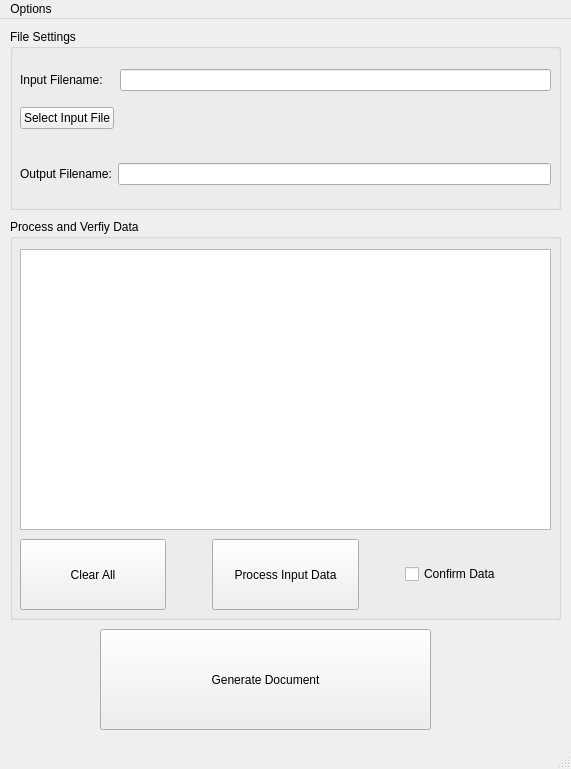
This is MainWindow.ui in dom-gasperini/PWP-DocuGen as Qt 5 draws it before an edit. The edited form follows.
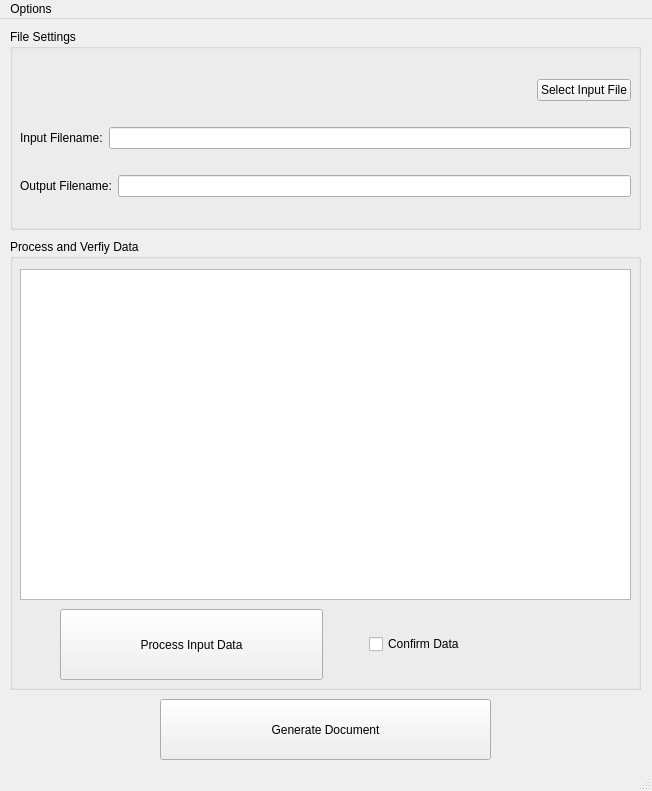
This is the edited form.

Diff of the .ui file:
```diff
--- a/MainWindow.ui
+++ b/MainWindow.ui
@@ -6,8 +6,8 @@
    <rect>
     <x>0</x>
     <y>0</y>
-    <width>571</width>
-    <height>769</height>
+    <width>652</width>
+    <height>791</height>
    </rect>
   </property>
   <property name="windowTitle">
@@ -19,82 +19,84 @@
      <rect>
       <x>10</x>
       <y>10</y>
-      <width>551</width>
-      <height>181</height>
+      <width>631</width>
+      <height>201</height>
      </rect>
     </property>
     <property name="title">
      <string>File Settings</string>
     </property>
-    <widget class="QWidget" name="layoutWidget">
+    <widget class="QWidget" name="">
      <property name="geometry">
       <rect>
        <x>10</x>
        <y>30</y>
-       <width>531</width>
-       <height>81</height>
+       <width>611</width>
+       <height>161</height>
       </rect>
      </property>
      <layout class="QGridLayout" name="gridLayout">
       <item row="0" column="0">
-       <widget class="QLabel" name="inputFileLbl">
-        <property name="text">
-         <string>Input Filename:</string>
+       <spacer name="horizontalSpacer">
+        <property name="orientation">
+         <enum>Qt::Horizontal</enum>
         </property>
-       </widget>
+        <property name="sizeHint" stdset="0">
+         <size>
+          <width>40</width>
+          <height>20</height>
+         </size>
+        </property>
+       </spacer>
       </item>
       <item row="0" column="1">
-       <widget class="QLineEdit" name="inputFileText">
-        <property name="readOnly">
-         <bool>true</bool>
-        </property>
-       </widget>
-      </item>
-      <item row="1" column="0">
        <widget class="QPushButton" name="selectInputFileBtn">
+        <property name="sizePolicy">
+         <sizepolicy hsizetype="Preferred" vsizetype="Maximum">
+          <horstretch>0</horstretch>
+          <verstretch>0</verstretch>
+         </sizepolicy>
+        </property>
         <property name="text">
          <string>Select Input File</string>
         </property>
        </widget>
       </item>
-      <item row="1" column="1">
-       <spacer name="horizontalSpacer">
-        <property name="orientation">
-         <enum>Qt::Horizontal</enum>
-        </property>
-        <property name="sizeHint" stdset="0">
-         <size>
-          <width>40</width>
-          <height>20</height>
-         </size>
-        </property>
-       </spacer>
+      <item row="1" column="0" colspan="2">
+       <layout class="QHBoxLayout" name="horizontalLayout">
+        <item>
+         <widget class="QLabel" name="inputFileLbl">
+          <property name="text">
+           <string>Input Filename:</string>
+          </property>
+         </widget>
+        </item>
+        <item>
+         <widget class="QLineEdit" name="inputFileText">
+          <property name="readOnly">
+           <bool>true</bool>
+          </property>
+         </widget>
+        </item>
+       </layout>
       </item>
-     </layout>
-    </widget>
-    <widget class="QWidget" name="layoutWidget">
-     <property name="geometry">
-      <rect>
-       <x>10</x>
-       <y>120</y>
-       <width>531</width>
-       <height>51</height>
-      </rect>
-     </property>
-     <layout class="QGridLayout" name="gridLayout_2">
-      <item row="0" column="1">
-       <widget class="QLineEdit" name="outputFileText">
-        <property name="readOnly">
-         <bool>false</bool>
-        </property>
-       </widget>
-      </item>
-      <item row="0" column="0">
-       <widget class="QLabel" name="outputFileLbl">
-        <property name="text">
-         <string>Output Filename:</string>
-        </property>
-       </widget>
+      <item row="2" column="0" colspan="2">
+       <layout class="QGridLayout" name="gridLayout_2">
+        <item row="0" column="1">
+         <widget class="QLineEdit" name="outputFileText">
+          <property name="readOnly">
+           <bool>false</bool>
+          </property>
+         </widget>
+        </item>
+        <item row="0" column="0">
+         <widget class="QLabel" name="outputFileLbl">
+          <property name="text">
+           <string>Output Filename:</string>
+          </property>
+         </widget>
+        </item>
+       </layout>
       </item>
      </layout>
     </widget>
@@ -103,9 +105,9 @@
     <property name="geometry">
      <rect>
       <x>10</x>
-      <y>200</y>
-      <width>551</width>
-      <height>401</height>
+      <y>220</y>
+      <width>631</width>
+      <height>451</height>
      </rect>
     </property>
     <property name="title">
@@ -116,8 +118,8 @@
       <rect>
        <x>10</x>
        <y>30</y>
-       <width>531</width>
-       <height>281</height>
+       <width>611</width>
+       <height>331</height>
       </rect>
      </property>
     </widget>
@@ -125,13 +127,13 @@
      <property name="geometry">
       <rect>
        <x>10</x>
-       <y>320</y>
-       <width>531</width>
+       <y>370</y>
+       <width>611</width>
        <height>71</height>
       </rect>
      </property>
      <layout class="QGridLayout" name="gridLayout_3">
-      <item row="0" column="2">
+      <item row="0" column="1">
        <widget class="QPushButton" name="processDataBtn">
         <property name="sizePolicy">
          <sizepolicy hsizetype="Preferred" vsizetype="Expanding">
@@ -144,20 +146,23 @@
         </property>
        </widget>
       </item>
-      <item row="0" column="0">
-       <widget class="QPushButton" name="clearAllBtn">
-        <property name="sizePolicy">
-         <sizepolicy hsizetype="Preferred" vsizetype="Expanding">
-          <horstretch>0</horstretch>
-          <verstretch>0</verstretch>
-         </sizepolicy>
+      <item row="0" column="2">
+       <spacer name="horizontalSpacer_3">
+        <property name="orientation">
+         <enum>Qt::Horizontal</enum>
         </property>
-        <property name="text">
-         <string>Clear All</string>
+        <property name="sizeType">
+         <enum>QSizePolicy::Fixed</enum>
         </property>
-       </widget>
+        <property name="sizeHint" stdset="0">
+         <size>
+          <width>40</width>
+          <height>20</height>
+         </size>
+        </property>
+       </spacer>
       </item>
-      <item row="0" column="1">
+      <item row="0" column="0">
        <spacer name="horizontalSpacer_2">
         <property name="orientation">
          <enum>Qt::Horizontal</enum>
@@ -173,39 +178,23 @@
         </property>
        </spacer>
       </item>
-      <item row="0" column="4">
+      <item row="0" column="3">
        <widget class="QCheckBox" name="confirmDataChbx">
         <property name="text">
          <string>Confirm Data</string>
         </property>
        </widget>
       </item>
-      <item row="0" column="3">
-       <spacer name="horizontalSpacer_3">
-        <property name="orientation">
-         <enum>Qt::Horizontal</enum>
-        </property>
-        <property name="sizeType">
-         <enum>QSizePolicy::Fixed</enum>
-        </property>
-        <property name="sizeHint" stdset="0">
-         <size>
-          <width>40</width>
-          <height>20</height>
-         </size>
-        </property>
-       </spacer>
-      </item>
      </layout>
     </widget>
    </widget>
    <widget class="QPushButton" name="generateDocumentBtn">
     <property name="geometry">
      <rect>
-      <x>100</x>
-      <y>610</y>
+      <x>160</x>
+      <y>680</y>
       <width>331</width>
-      <height>101</height>
+      <height>61</height>
      </rect>
     </property>
     <property name="text">
@@ -218,7 +207,7 @@
     <rect>
      <x>0</x>
      <y>0</y>
-     <width>571</width>
+     <width>652</width>
      <height>23</height>
     </rect>
    </property>
```
